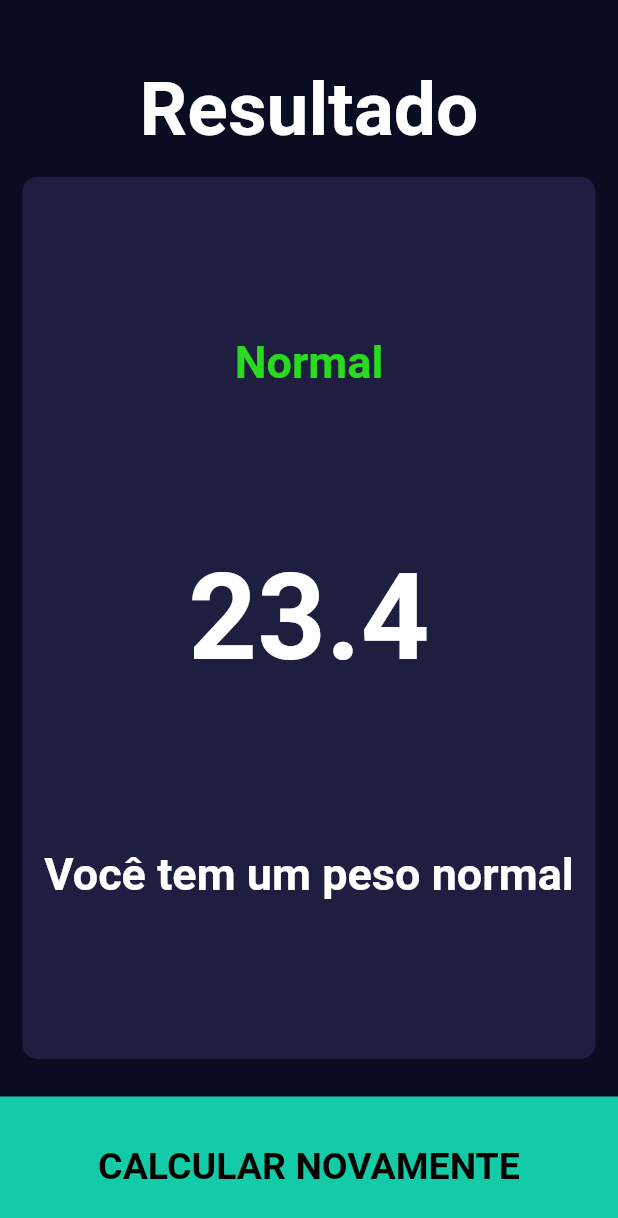
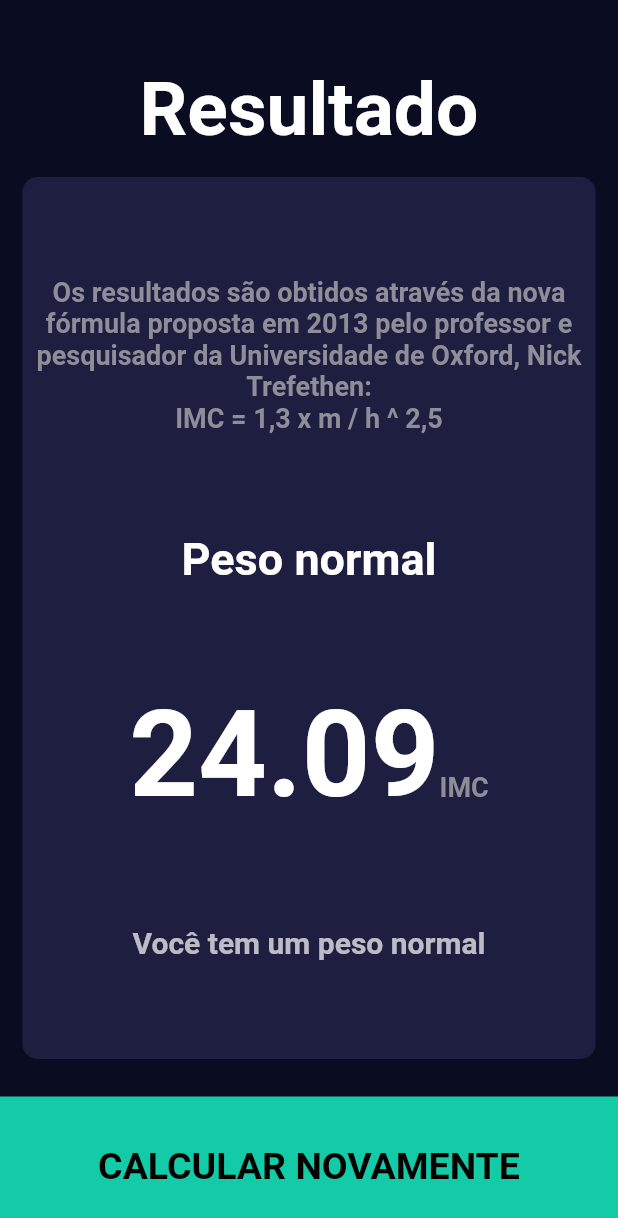
Before and after one commit to Esan2019/Flutter-BMI-Calculator, a Flutter app: the screen it shows after launch, after a tap on "CALCULAR", on a phone screen of 412 x 824 dp. Shown: the top 1218 px of the screen. Run offline on Flutter 3.47's test engine with Material 2 defaults, Android fonts, the phone set to English and light mode, and no system bars; our stand-ins replace font_awesome_flutter.

Commit message:
Improved formula, improved results, improved results page design, getResultColor method initial implementation,

```diff
--- a/lib/calculator.dart
+++ b/lib/calculator.dart
@@ -1,6 +1,20 @@
 import 'dart:math';
 
+import 'package:flutter/material.dart';
+
+enum Result {
+  severelyUnderweight,
+  underweight,
+  normal,
+  overweight,
+  obeseClass1,
+  obeseClass2,
+  obeseClass3
+}
+
 class Calculator {
+  Result result;
+
   Calculator({this.weight, this.height});
 
   final int height;
@@ -9,23 +23,46 @@ class Calculator {
   double _bmi;
 
   String calculateBMI() {
-    _bmi = weight / pow(height / 100, 2);
-    return _bmi.toStringAsFixed(1);
+    _bmi = 1.3 * weight / pow(height / 100, 2.5);
+    return _bmi.toStringAsFixed(2);
   }
 
   String getResult() {
-    if (_bmi >= 25) {
+    if (_bmi < 17.0) {
+      result = Result.severelyUnderweight;
+      return 'Muito abaixo do peso';
+    } else if (_bmi >= 17 && _bmi <= 18.49) {
+      result = Result.underweight;
+      return 'Abaixo do peso';
+    } else if (_bmi >= 18.50 && _bmi <= 24.99) {
+      result = Result.normal;
+      return 'Peso normal';
+    } else if (_bmi >= 25 && _bmi <= 29.99) {
+      result = Result.overweight;
       return 'Acima do peso';
-    } else if (_bmi > 18.5) {
-      return 'Normal';
+    } else if (_bmi >= 30.0 && _bmi <= 34.99) {
+      result = Result.obeseClass1;
+      return 'Obesidade grau I';
+    } else if (_bmi >= 35.0 && _bmi <= 39.99) {
+      result = Result.obeseClass2;
+      return 'Obesidade grau II';
     } else {
-      return 'Abaixo do peso';
+      result = Result.obeseClass3;
+      return 'Obesidade grau III';
     }
   }
 
+  //TODO: Add more colors
+  Color getResultColor() {
+    if (result == Result.severelyUnderweight) {
+      return Color(0xFFFF0008);
+    }
+  }
+
+  //TODO: Add more tips
   String getTip() {
-    if (_bmi >= 25) {
-      return 'Você tem um peso acima do normal';
+    if (result == Result.severelyUnderweight) {
+      return 'Especialistas do Hospital de St. Michael\'s, no Canadá, afirmam que estar abaixo do peso apresenta mais riscos à saúde do que estar acima do peso. Para se obter um ganho de peso saudável, alimentos ricos em calorias não são a escolha correta, mas sim, aqueles com uma quantidade calórica equilibrada ricos em vitamina, proteína e principalmente carboidratos que contribuem no aumento de massa muscular, e que possuem pequenas taxas de gorduras trans e saturada.';
     } else if (_bmi > 18.5) {
       return 'Você tem um peso normal';
     } else {
--- a/lib/constants.dart
+++ b/lib/constants.dart
@@ -9,9 +9,7 @@ const Color kButtonColor = Color(0xFF14cba8);
 const kButtonCalculate =
 TextStyle(fontSize: 25.0, fontWeight: FontWeight.bold, color: Colors.black);
 const kResultPageTitle = TextStyle(fontSize: 50.0, fontWeight: FontWeight.bold);
-const kResultText = TextStyle(
-    color: Color(0xFF29db1d), fontWeight: FontWeight.bold, fontSize: 30.0);
 const kBMINumber = TextStyle(
     color: Colors.white, fontWeight: FontWeight.bold, fontSize: 80.0);
 const kResultTip = TextStyle(
-    color: Colors.white, fontWeight: FontWeight.bold, fontSize: 30.0);
+  color: Colors.white70, fontWeight: FontWeight.bold, fontSize: 20.0,);
--- a/lib/input_page.dart
+++ b/lib/input_page.dart
@@ -17,6 +17,7 @@ class InputPage extends StatefulWidget {
 }
 
 class _InputPageState extends State<InputPage> {
+
   Gender selectedGender = Gender.male;
   int height = 160;
   int weight = 60;
@@ -201,6 +202,7 @@ class _InputPageState extends State<InputPage> {
                                 bmiResult: calc.calculateBMI(),
                                 resultText: calc.getResult(),
                                 resultTip: calc.getTip(),
+                                resultColor: calc.getResultColor(),
                               )));
                 },
               )
--- a/lib/results_page.dart
+++ b/lib/results_page.dart
@@ -6,11 +6,13 @@ import 'package:flutter/material.dart';
 class ResultsPage extends StatelessWidget {
   ResultsPage({@required this.bmiResult,
     @required this.resultText,
-    @required this.resultTip});
+    @required this.resultTip,
+    @required this.resultColor});
 
   final String bmiResult;
   final String resultText;
   final String resultTip;
+  final Color resultColor;
 
   @override
   Widget build(BuildContext context) {
@@ -37,18 +39,43 @@ class ResultsPage extends StatelessWidget {
                   mainAxisAlignment: MainAxisAlignment.spaceEvenly,
                   crossAxisAlignment: CrossAxisAlignment.center,
                   children: <Widget>[
+                    Padding(
+                      padding: const EdgeInsets.only(left: 4.0, right: 4.0),
+                      child: Text(
+                        'Os resultados são obtidos através da nova fórmula proposta em 2013 pelo professor e pesquisador da Universidade de Oxford, Nick Trefethen:\nIMC = 1,3 x m / h ^ 2,5',
+                        style: kTextLabel,
+                        textAlign: TextAlign.center,
+                      ),
+                    ),
                     Text(
                       resultText,
-                      style: kResultText,
+                      style: TextStyle(
+                          color: resultColor,
+                          fontWeight: FontWeight.bold,
+                          fontSize: 30.0),
                     ),
+                    Row(
+                      crossAxisAlignment: CrossAxisAlignment.baseline,
+                      mainAxisAlignment: MainAxisAlignment.center,
+                      textBaseline: TextBaseline.alphabetic,
+                      children: <Widget>[
                         Text(
                           bmiResult,
                           style: kBMINumber,
                         ),
                         Text(
+                          'IMC',
+                          style: kTextLabel,
+                        ),
+                      ],
+                    ),
+                    Padding(
+                      padding: const EdgeInsets.only(left: 10.0, right: 10.0),
+                      child: Text(
                         resultTip,
                         style: kResultTip,
                         textAlign: TextAlign.center,
+                      ),
                     ),
                   ],
                 ),
```
Lines whose indentation alone changed are shown as unchanged.
